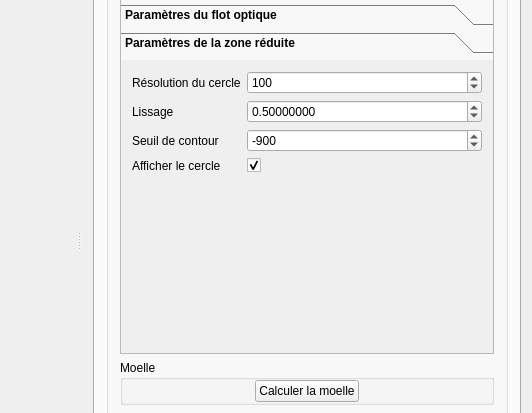
Old version of the form ui/mainwindow.ui in the repository akrah/TKDetection; both pictures show x 504 to 1036 and y 176 to 589 of the 1036 by 914 pixel window.
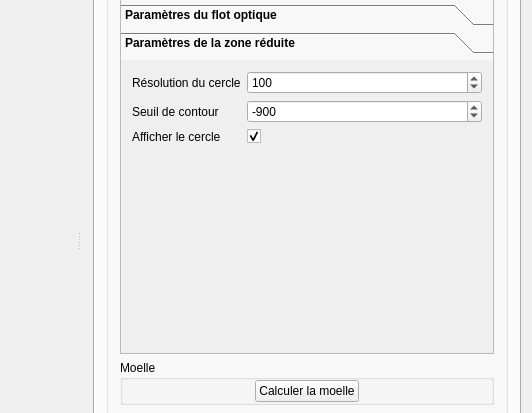
New version of the form. The open tabs and pages were chosen to show the change. Custom widgets are drawn as their Qt base class.

What changed in the file:
```diff
--- a/ui/mainwindow.ui
+++ b/ui/mainwindow.ui
@@ -478,6 +478,9 @@
                 <string>Paramètres de la zone réduite</string>
                </attribute>
                <layout class="QFormLayout" name="formLayout_8">
+                <property name="fieldGrowthPolicy">
+                 <enum>QFormLayout::AllNonFixedFieldsGrow</enum>
+                </property>
                 <item row="0" column="0">
                  <widget class="QLabel" name="label_19">
                   <property name="font">
@@ -514,41 +517,6 @@
                  </widget>
                 </item>
                 <item row="1" column="0">
-                 <widget class="QLabel" name="label_20">
-                  <property name="font">
-                   <font>
-                    <weight>50</weight>
-                    <bold>false</bold>
-                   </font>
-                  </property>
-                  <property name="text">
-                   <string>Lissage</string>
-                  </property>
-                 </widget>
-                </item>
-                <item row="1" column="1">
-                 <widget class="QDoubleSpinBox" name="_spinRestrictedAreaSmooth">
-                  <property name="font">
-                   <font>
-                    <weight>50</weight>
-                    <bold>false</bold>
-                   </font>
-                  </property>
-                  <property name="decimals">
-                   <number>8</number>
-                  </property>
-                  <property name="maximum">
-                   <double>1.000000000000000</double>
-                  </property>
-                  <property name="singleStep">
-                   <double>0.010000000000000</double>
-                  </property>
-                  <property name="value">
-                   <double>0.500000000000000</double>
-                  </property>
-                 </widget>
-                </item>
-                <item row="2" column="0">
                  <widget class="QLabel" name="label_21">
                   <property name="font">
                    <font>
@@ -561,7 +529,7 @@
                   </property>
                  </widget>
                 </item>
-                <item row="2" column="1">
+                <item row="1" column="1">
                  <widget class="QSpinBox" name="_spinRestrictedAreaThreshold">
                   <property name="font">
                    <font>
@@ -583,7 +551,7 @@
                   </property>
                  </widget>
                 </item>
-                <item row="3" column="0">
+                <item row="2" column="0">
                  <widget class="QLabel" name="label_22">
                   <property name="font">
                    <font>
@@ -596,7 +564,7 @@
                   </property>
                  </widget>
                 </item>
-                <item row="3" column="1">
+                <item row="2" column="1">
                  <widget class="QCheckBox" name="_checkRestrictedAreaEnableCircle">
                   <property name="text">
                    <string/>
```
